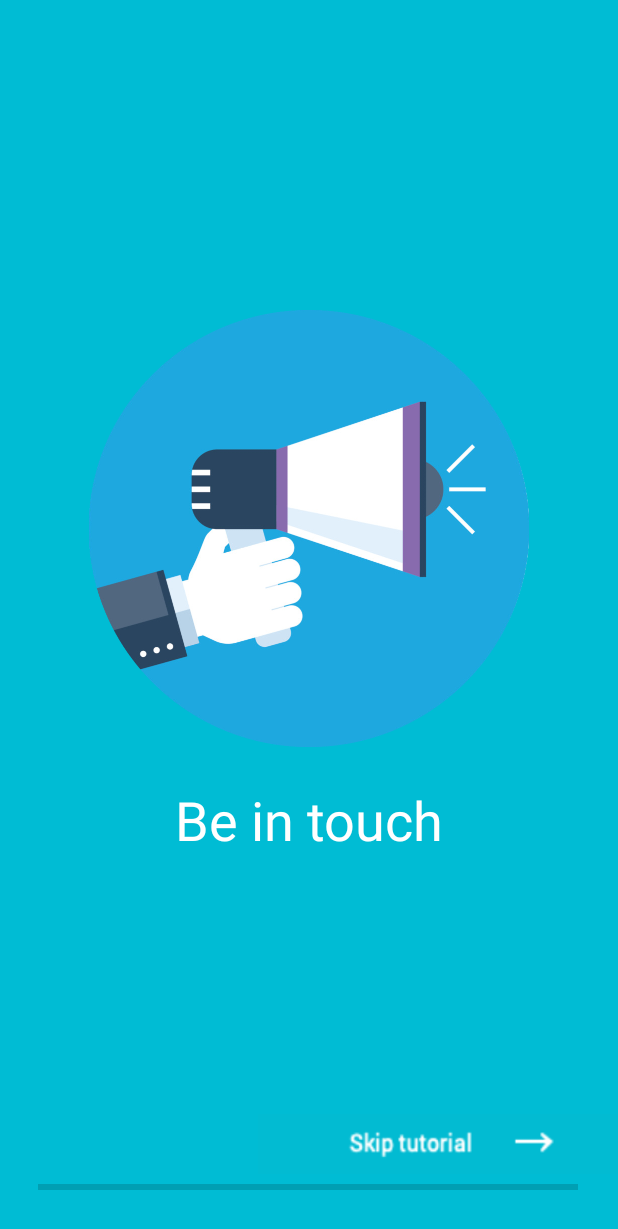
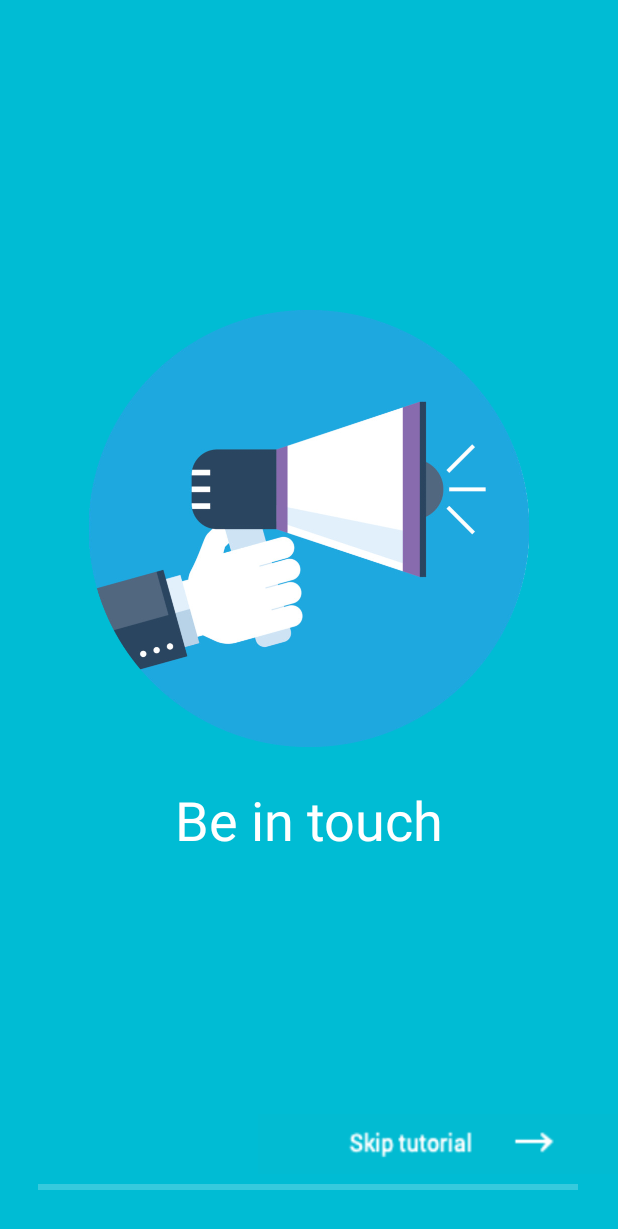
Before and after one commit to AlbertCire/PracticaASM, an Android app: the layout activity_tutorial.xml on its own in the app's theme, with its tools: preview values and no code run, on a phone screen of 412 x 824 dp. Shown: the top 1229 px of the screen. Run offline under Robolectric (Android 15) with nearby library versions, the phone set to English and light mode, and no system bars; Roboto replaces fonts that are not available here.

Commit message:
TutorialActivity acabada

```diff
--- a/app/src/main/AndroidManifest.xml
+++ b/app/src/main/AndroidManifest.xml
@@ -8,11 +8,10 @@
         android:label="@string/app_name"
         android:roundIcon="@mipmap/ic_launcher_round"
         android:supportsRtl="true"
-        android:theme="@style/AppTheme">
+        android:theme="@style/Theme.AppCompat.NoActionBar">
         <activity android:name=".SplashActivity">
             <intent-filter>
                 <action android:name="android.intent.action.MAIN" />
-
                 <category android:name="android.intent.category.LAUNCHER" />
             </intent-filter>
         </activity>
--- a/app/src/main/java/cat/urv/deim/asm/p2/common/SplashActivity.java
+++ b/app/src/main/java/cat/urv/deim/asm/p2/common/SplashActivity.java
@@ -23,10 +23,10 @@ public class SplashActivity extends AppCompatActivity {
         new Handler().postDelayed(new Runnable() {
             @Override
             public void run() {
-                Intent intent = new Intent(SplashActivity.this, MenuActivity.class); //MenuActivity es la siguiente activity despues del Splash
+                Intent intent = new Intent(SplashActivity.this, TutorialActivity.class); // TutorialActivity es la siguiente activity despues del Splash
                 startActivity(intent);
                 finish();
-            };
+            }
         }, DURACIO_SPLASH);
     }
 }
--- a/app/src/main/res/layout/activity_tutorial.xml
+++ b/app/src/main/res/layout/activity_tutorial.xml
@@ -9,7 +9,7 @@
     tools:context=".TutorialActivity">
 
     <ImageView
-        android:id="@+id/image_help_1"
+        android:id="@+id/image_tutorial"
         android:layout_width="304dp"
         android:layout_height="291dp"
         android:layout_marginStart="28dp"
@@ -23,13 +23,13 @@
         app:srcCompat="@drawable/help_1" />
 
     <TextView
-        android:id="@+id/tutorial_message_1"
+        android:id="@+id/tutorial_text"
         android:layout_width="wrap_content"
         android:layout_height="wrap_content"
         android:layout_marginTop="430dp"
         android:layout_marginBottom="161dp"
         android:fontFamily="@font/roboto_medium"
-        android:text="Be in touch"
+        android:text="@string/tutorial_text_1"
         android:textColor="#FFFFFF"
         android:textSize="36sp"
         app:layout_constraintBottom_toBottomOf="parent"
@@ -38,7 +38,7 @@
         app:layout_constraintTop_toTopOf="parent" />
 
     <ImageButton
-        android:id="@+id/imageButton"
+        android:id="@+id/skipTutorial"
         android:layout_width="240dp"
         android:layout_height="40dp"
         android:background="@drawable/skip_button"
@@ -52,6 +52,8 @@
         style="?android:attr/progressBarStyleHorizontal"
         android:layout_width="360dp"
         android:layout_height="29dp"
+        android:foregroundTint="#3F51B5"
+        android:progressTint="#3F51B5"
         app:layout_constraintBottom_toBottomOf="parent"
         app:layout_constraintEnd_toEndOf="parent"
         app:layout_constraintHorizontal_bias="0.49"
--- a/app/src/main/res/values/strings.xml
+++ b/app/src/main/res/values/strings.xml
@@ -1,3 +1,6 @@
 <resources>
     <string name="app_name">PracticaASM</string>
+    <string name="tutorial_text_1">Be in touch</string>
+    <string name="tutorial_text_2">Networking</string>
+    <string name="tutorial_text_3">Learn</string>
 </resources>
```
Also changed, not shown: app/src/main/java/cat/urv/deim/asm/p2/common/TutorialActivity.java (+92 -31 lines).
